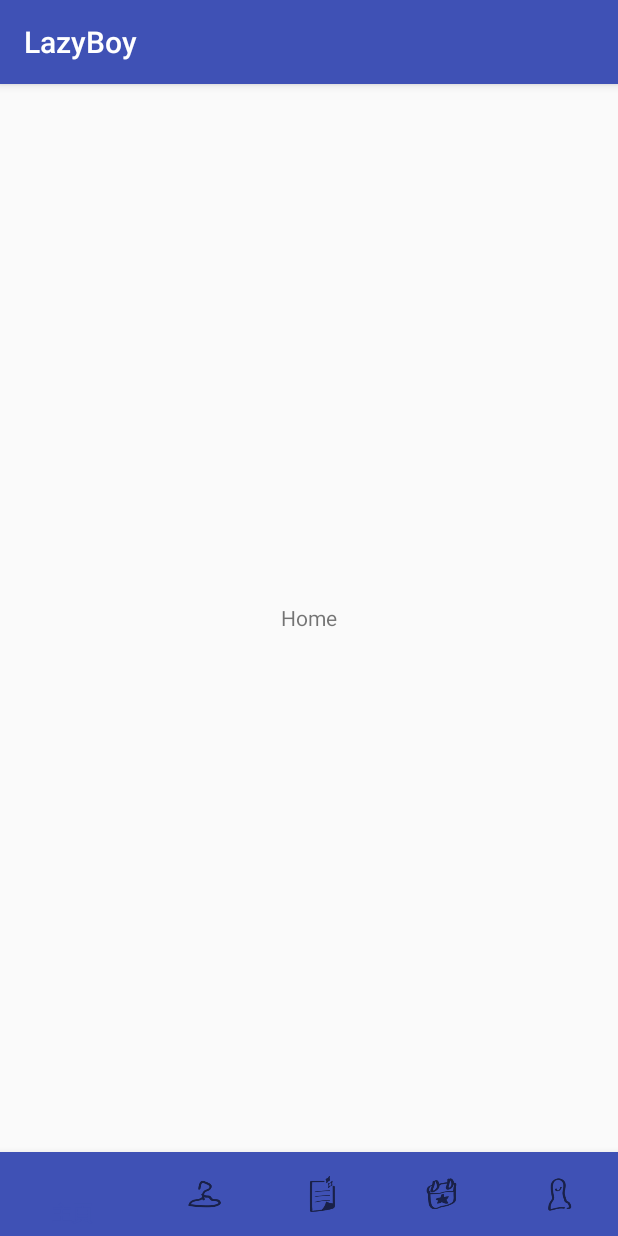
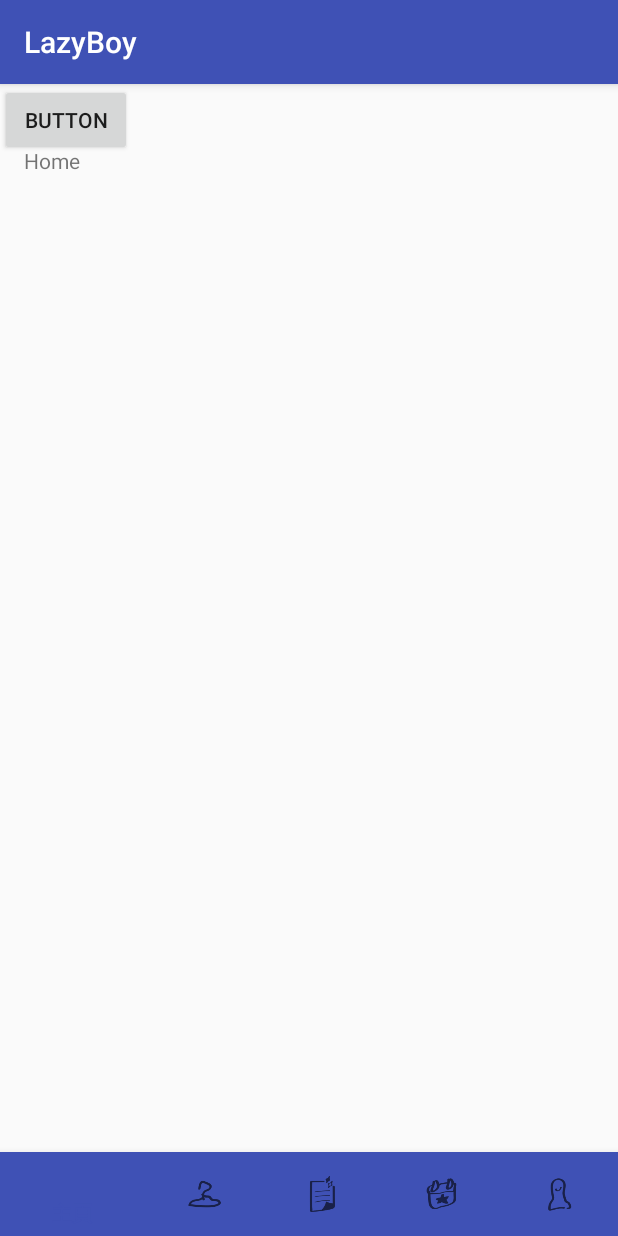
Before and after one commit to wall1350/LazyBoy, an Android app: the screen it shows after launch (MainActivity), on a phone screen of 412 x 824 dp. Run offline under Robolectric (Android 15) with nearby library versions, the phone set to English and light mode, and no system bars.

Commit message:
jump page
jump page is usable

```diff
--- a/app/src/main/AndroidManifest.xml
+++ b/app/src/main/AndroidManifest.xml
@@ -18,6 +18,9 @@
                 <category android:name="android.intent.category.LAUNCHER" />
             </intent-filter>
         </activity>
+        <activity
+            android:label="Test"
+            android:name=".Test"/>
     </application>
 
 </manifest>
--- a/app/src/main/java/com/example/jesuiswilliam/lazyboy/HomeFragment.java
+++ b/app/src/main/java/com/example/jesuiswilliam/lazyboy/HomeFragment.java
@@ -1,5 +1,6 @@
 package com.example.jesuiswilliam.lazyboy;
 
+import android.content.Intent;
 import android.os.Bundle;
 import android.support.annotation.NonNull;
 import android.support.annotation.Nullable;
@@ -7,11 +8,34 @@ import android.support.v4.app.Fragment;
 import android.view.LayoutInflater;
 import android.view.View;
 import android.view.ViewGroup;
+import android.widget.Button;
+
+import org.w3c.dom.Text;
 
 public class HomeFragment extends Fragment {
-    @Nullable
-    @Override
-    public View onCreateView(@NonNull LayoutInflater inflater, @Nullable ViewGroup container, @Nullable Bundle savedInstanceState) {
-        return inflater.inflate(R.layout.home, null);
-    }
+    private View view;
+    private Button button;
+//    @Nullable
+//    @Override
+//    public View onCreateView(@NonNull LayoutInflater inflater, @Nullable ViewGroup container, @Nullable Bundle savedInstanceState) {
+//        return inflater.inflate(R.layout.home, null);
+//        Button button2 = (Button)findViewById(R.id.jump);
+//    }
+@Override
+public View onCreateView(LayoutInflater inflater, ViewGroup container,
+                         Bundle savedInstanceState) {
+    view = inflater.inflate(R.layout.home, container, false);
+    button = (Button) view.findViewById(R.id.jumpbt);
+
+    button.setOnClickListener(new View.OnClickListener() {
+        @Override
+        public void onClick(View v) {
+            Intent intent = new Intent();
+            intent.setClass(getActivity(),Test.class);
+            startActivity(intent);
+//            finish();
+        }
+    });
+    return view;
 }
+}
--- a/app/src/main/res/layout/home.xml
+++ b/app/src/main/res/layout/home.xml
@@ -1,6 +1,7 @@
 <?xml version="1.0" encoding="utf-8"?>
-<RelativeLayout xmlns:android="http://schemas.android.com/apk/res/android"
-
+<android.support.constraint.ConstraintLayout xmlns:android="http://schemas.android.com/apk/res/android"
+    xmlns:app="http://schemas.android.com/apk/res-auto"
+    xmlns:tools="http://schemas.android.com/tools"
     android:layout_width="match_parent"
     android:layout_height="match_parent">
 
@@ -8,7 +9,17 @@
         android:id="@+id/textView5"
         android:layout_width="wrap_content"
         android:layout_height="wrap_content"
-        android:layout_centerHorizontal="true"
-        android:layout_centerVertical="true"
-        android:text="@string/title_home" />
-</RelativeLayout>
+        android:layout_marginStart="16dp"
+        android:layout_marginTop="41dp"
+        android:text="@string/title_home"
+        app:layout_constraintStart_toStartOf="parent"
+        app:layout_constraintTop_toTopOf="parent" />
+
+    <Button
+        android:id="@+id/jumpbt"
+        android:layout_width="wrap_content"
+        android:layout_height="wrap_content"
+        android:text="Button"
+        tools:layout_editor_absoluteX="147dp"
+        tools:layout_editor_absoluteY="149dp" />
+</android.support.constraint.ConstraintLayout>
--- /dev/null
+++ b/app/src/main/res/layout/test.xml
@@ -0,0 +1,6 @@
+<?xml version="1.0" encoding="utf-8"?>
+<android.support.constraint.ConstraintLayout
+    xmlns:android="http://schemas.android.com/apk/res/android" android:layout_width="match_parent"
+    android:layout_height="match_parent">
+
+</android.support.constraint.ConstraintLayout>
```
Also changed, not shown: app/src/main/java/com/example/jesuiswilliam/lazyboy/Test.java (added, +62 -0 lines).
